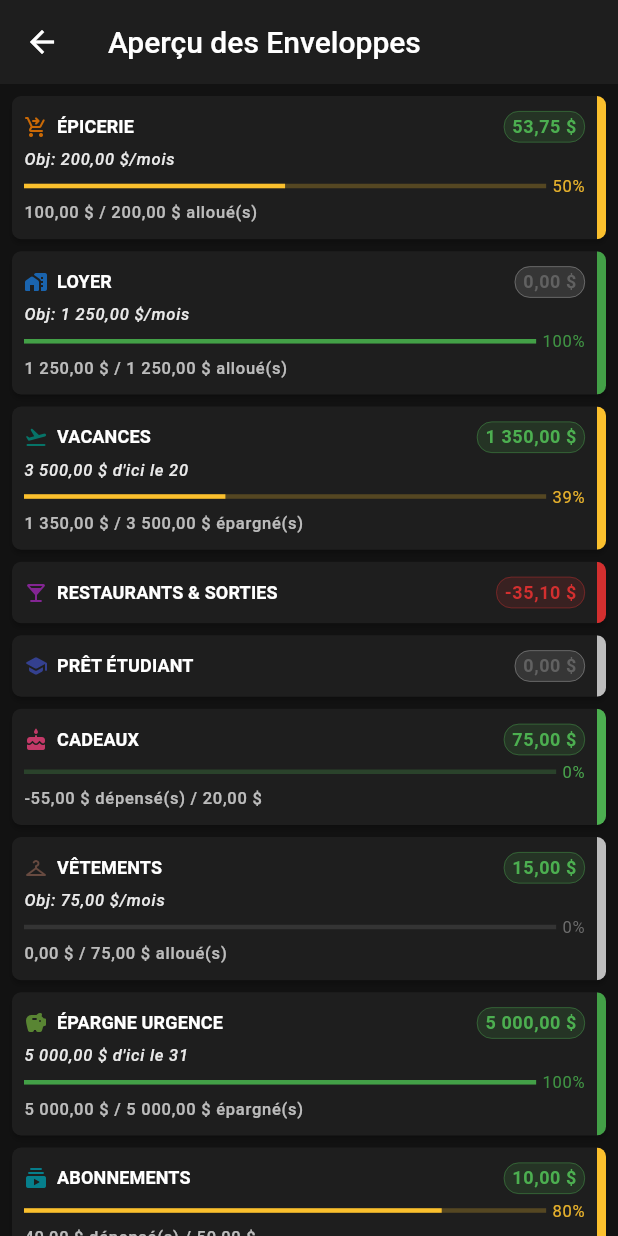
After one commit to XBurnsX/ToutieBudgetFlutter, a Flutter app: the TestEnveloppeScreen screen opened directly, on a phone screen of 412 x 824 dp. The commit adds this screen. Run offline on Flutter 3.47's test engine with Material 3 defaults, Android fonts, the phone set to English and light mode, and no system bars; our stand-ins replace cloud_firestore, firebase_auth, firebase_core, flutter_colorpicker; accounts and stored records are empty; network calls fail.

Commit message:
Base du budget

```diff
--- /dev/null
+++ b/lib/pages/gestion_categories_enveloppes_screen.dart
@@ -0,0 +1,23 @@
+// lib/screens/gestion_categories_enveloppes_screen.dart
+import 'package:flutter/material.dart';
+
+class GestionCategoriesEnveloppesScreen extends StatelessWidget {
+  const GestionCategoriesEnveloppesScreen({Key? key}) : super(key: key);
+
+  static const String routeName = '/gestion-categories-enveloppes'; // Optionnel, pour les routes nommées
+
+  @override
+  Widget build(BuildContext context) {
+    return Scaffold(
+      appBar: AppBar(
+        title: const Text('Gérer Catégories/Enveloppes'),
+      ),
+      body: const Center(
+        child: Text(
+          'Page de Gestion des Catégories et Enveloppes - À construire !',
+          textAlign: TextAlign.center,
+        ),
+      ),
+    );
+  }
+}
--- /dev/null
+++ b/lib/pages/test_enveloppe_screen.dart
@@ -0,0 +1,128 @@
+// lib/screens/test_enveloppe_screen.dart
+
+import 'package:flutter/material.dart';
+
+import '../widgets/EnveloppeCard.dart';
+
+class TestEnveloppeScreen extends StatelessWidget {
+  const TestEnveloppeScreen({Key? key}) : super(key: key);
+
+  @override
+  Widget build(BuildContext context) {
+    // Liste de données de test pour les enveloppes
+    final List<EnveloppeTestData> enveloppesDeTest = [
+      EnveloppeTestData(
+        nom: 'Épicerie',
+        icone: Icons.shopping_cart_checkout_rounded,
+        soldeActuel: 53.75,
+        montantAlloue: 100.00,
+        typeObjectif: TypeObjectif.mensuel,
+        montantCible: 200.00,
+        couleurTheme: Colors.orange.shade700,
+        couleurSoldeCompte: Colors.green.shade500,
+      ),
+      EnveloppeTestData(
+        nom: 'Loyer',
+        icone: Icons.home_work_rounded,
+        soldeActuel: 0,
+        // Solde à 0 après paiement, mais objectif mensuel atteint
+        montantAlloue: 1250.00,
+        typeObjectif: TypeObjectif.mensuel,
+        montantCible: 1250.00,
+        couleurTheme: Colors.blue.shade700,
+        couleurSoldeCompte: Colors.grey.shade500, // Sera gris car solde = 0
+      ),
+      EnveloppeTestData(
+        nom: 'Vacances',
+        icone: Icons.flight_takeoff_rounded,
+        soldeActuel: 1350.00,
+        montantAlloue: 150.00,
+        // Montant ajouté ce cycle, pour info
+        typeObjectif: TypeObjectif.dateFixe,
+        montantCible: 3500.00,
+        dateCible: DateTime(2025, 7, 20),
+        couleurTheme: Colors.teal.shade600,
+        couleurSoldeCompte: Colors.green.shade500,
+      ),
+      EnveloppeTestData(
+        nom: 'Restaurants & Sorties',
+        icone: Icons.local_bar_rounded,
+        soldeActuel: -35.10,
+        montantAlloue: 150.00,
+        // Alloué au départ
+        typeObjectif: TypeObjectif.mensuel,
+        // Avait un objectif mensuel
+        montantCible: 150.00,
+        couleurTheme: Colors.purple.shade500,
+        couleurSoldeCompte: Colors.red.shade700, // Sera rouge car solde < 0
+      ),
+      EnveloppeTestData(
+        nom: 'Prêt Étudiant',
+        icone: Icons.school_rounded,
+        soldeActuel: 0.00,
+        montantAlloue: 0.00,
+        typeObjectif: TypeObjectif.aucun,
+        couleurTheme: Colors.indigo.shade600,
+        couleurSoldeCompte: Colors.grey.shade500, // Sera gris car solde = 0
+      ),
+      EnveloppeTestData(
+        nom: 'Cadeaux',
+        icone: Icons.cake_rounded,
+        soldeActuel: 75.00,
+        montantAlloue: 20.00,
+        // Montant alloué/ajouté ce cycle
+        typeObjectif: TypeObjectif.aucun,
+        couleurTheme: Colors.pink.shade400,
+        couleurSoldeCompte: Colors.green.shade500,
+      ),
+      EnveloppeTestData(
+        nom: 'Vêtements',
+        icone: Icons.checkroom_rounded,
+        soldeActuel: 15.00,
+        // Un peu de report du mois précédent
+        montantAlloue: 0.00,
+        // Rien alloué ce mois-ci
+        typeObjectif: TypeObjectif.mensuel,
+        montantCible: 75.00,
+        couleurTheme: Colors.brown.shade500,
+        couleurSoldeCompte: Colors.green.shade500,
+      ),
+      EnveloppeTestData(
+        nom: 'Épargne Urgence',
+        icone: Icons.savings_rounded,
+        soldeActuel: 5000.00,
+        montantAlloue: 0.00,
+        // Plus besoin d'allouer
+        typeObjectif: TypeObjectif.dateFixe,
+        montantCible: 5000.00,
+        dateCible: DateTime(2024, 12, 31),
+        couleurTheme: Colors.lightGreen.shade700,
+        couleurSoldeCompte: Colors.green.shade500,
+      ),
+      EnveloppeTestData(
+        nom: 'Abonnements',
+        icone: Icons.subscriptions_rounded,
+        soldeActuel: 10.00,
+        // Reste 10$ sur ce qui était alloué
+        montantAlloue: 50.00,
+        // 50$ étaient alloués pour cette catégorie
+        typeObjectif: TypeObjectif.aucun,
+        couleurTheme: Colors.cyan.shade700,
+        couleurSoldeCompte: Colors.green.shade500,
+      ),
+    ];
+
+    return Scaffold(
+      appBar: AppBar(
+        title: const Text('Aperçu des Enveloppes'),
+      ),
+      body: ListView.builder(
+        padding: const EdgeInsets.only(top: 4.0, bottom: 4.0),
+        itemCount: enveloppesDeTest.length,
+        itemBuilder: (context, index) {
+          return EnveloppeCard(enveloppe: enveloppesDeTest[index]);
+        },
+      ),
+    );
+  }
+}
--- /dev/null
+++ b/lib/widgets/EnveloppeCard.dart
@@ -0,0 +1,305 @@
+// lib/widgets/enveloppe_card.dart
+
+import 'package:flutter/material.dart';
+import 'package:intl/intl.dart';
+
+// Enum et Classe EnveloppeTestData (inchangés)
+enum TypeObjectif { mensuel, dateFixe, aucun }
+
+class EnveloppeTestData {
+  final String nom;
+  final IconData? icone;
+  final double soldeActuel;
+  final double montantAlloue;
+  final TypeObjectif typeObjectif;
+  final double? montantCible;
+  final DateTime? dateCible;
+  final Color couleurTheme;
+  final Color couleurSoldeCompte;
+
+  EnveloppeTestData({
+    required this.nom, this.icone, required this.soldeActuel, required this.montantAlloue,
+    this.typeObjectif = TypeObjectif.aucun, this.montantCible, this.dateCible,
+    this.couleurTheme = Colors.blue,
+    required this.couleurSoldeCompte,
+  });
+}
+
+class EnveloppeCard extends StatelessWidget {
+  final EnveloppeTestData enveloppe;
+
+  const EnveloppeCard({Key? key, required this.enveloppe}) : super(key: key);
+
+  @override
+  Widget build(BuildContext context) {
+    final theme = Theme.of(context);
+    final currencyFormatter = NumberFormat.currency(
+        locale: 'fr_CA', symbol: '\$');
+
+    Color couleurFondBulleSolde;
+    Color couleurTexteBulleSolde;
+
+    if (enveloppe.soldeActuel < 0) {
+      couleurFondBulleSolde = Colors.red.shade700;
+      couleurTexteBulleSolde = Colors.red.shade700;
+    } else if (enveloppe.soldeActuel == 0) {
+      couleurFondBulleSolde = Colors.grey.shade400;
+      couleurTexteBulleSolde = Colors.grey.shade700;
+    } else {
+      couleurFondBulleSolde = enveloppe.couleurSoldeCompte;
+      couleurTexteBulleSolde = enveloppe.couleurSoldeCompte;
+    }
+
+    Color couleurBarreLaterale;
+    if (enveloppe.soldeActuel < 0) {
+      couleurBarreLaterale = Colors.red.shade700;
+    } else if (enveloppe.typeObjectif != TypeObjectif.aucun &&
+        enveloppe.montantCible != null &&
+        enveloppe.montantCible! > 0) {
+      bool estObjectifMensuelAtteint = enveloppe.typeObjectif ==
+          TypeObjectif.mensuel &&
+          enveloppe.montantAlloue >= enveloppe.montantCible!;
+      bool estObjectifDateFixeAtteint = enveloppe.typeObjectif ==
+          TypeObjectif.dateFixe &&
+          enveloppe.soldeActuel >= enveloppe.montantCible!;
+      if (estObjectifMensuelAtteint || estObjectifDateFixeAtteint) {
+        couleurBarreLaterale = Colors.green.shade600;
+      } else if ((enveloppe.typeObjectif == TypeObjectif.mensuel &&
+          enveloppe.montantAlloue > 0) ||
+          (enveloppe.typeObjectif == TypeObjectif.dateFixe &&
+              enveloppe.soldeActuel > 0) ||
+          (enveloppe.montantAlloue > 0)) {
+        couleurBarreLaterale = Colors.yellow.shade700;
+      } else {
+        couleurBarreLaterale = Colors.grey.shade400;
+      }
+    } else { // TypeObjectif.aucun
+      if (enveloppe.montantAlloue > 0 && enveloppe.soldeActuel >= 0) {
+        if (enveloppe.soldeActuel < enveloppe.montantAlloue &&
+            enveloppe.soldeActuel > 0) {
+          couleurBarreLaterale = Colors.yellow.shade700;
+        } else if (enveloppe.soldeActuel == enveloppe.montantAlloue) {
+          couleurBarreLaterale = Colors.green.shade500;
+        } else if (enveloppe.soldeActuel == 0 && enveloppe.montantAlloue > 0) {
+          couleurBarreLaterale = Colors.yellow.shade700;
+        } else if (enveloppe.soldeActuel > 0) {
+          couleurBarreLaterale = Colors.green.shade500;
+        }
+        else {
+          couleurBarreLaterale = Colors.grey.shade400;
+        }
+      } else if (enveloppe.soldeActuel > 0) {
+        couleurBarreLaterale = Colors.green.shade500;
+      }
+      else {
+        couleurBarreLaterale = Colors.grey.shade400;
+      }
+    }
+
+    double progressionValue = 0;
+    String messageObjectifText = '';
+    String messageSousBarreText = '';
+    bool afficherBarreProgressionPrincipale = false;
+
+    if (enveloppe.soldeActuel >= 0) {
+      if (enveloppe.typeObjectif == TypeObjectif.mensuel &&
+          enveloppe.montantCible != null &&
+          enveloppe.montantCible! > 0) {
+        if (enveloppe.dateCible != null) {
+          messageObjectifText = '${currencyFormatter.format(
+              enveloppe.montantCible)} d\'ici le ${DateFormat('d', 'fr_CA')
+              .format(enveloppe.dateCible!)}';
+        } else {
+          messageObjectifText =
+          'Obj: ${currencyFormatter.format(enveloppe.montantCible)}/mois';
+        }
+        progressionValue =
+            (enveloppe.montantAlloue / enveloppe.montantCible!).clamp(0.0, 1.0);
+        messageSousBarreText = '${currencyFormatter.format(
+            enveloppe.montantAlloue)} / ${currencyFormatter.format(
+            enveloppe.montantCible)} alloué(s)';
+        afficherBarreProgressionPrincipale = true;
+      } else if (enveloppe.typeObjectif == TypeObjectif.dateFixe &&
+          enveloppe.montantCible != null &&
+          enveloppe.montantCible! > 0) {
+        if (enveloppe.dateCible != null) {
+          messageObjectifText = '${currencyFormatter.format(
+              enveloppe.montantCible)} d\'ici le ${DateFormat('d', 'fr_CA')
+              .format(enveloppe.dateCible!)}';
+        } else {
+          messageObjectifText =
+          'Obj: ${currencyFormatter.format(enveloppe.montantCible)}';
+        }
+        progressionValue =
+            (enveloppe.soldeActuel / enveloppe.montantCible!).clamp(0.0, 1.0);
+        messageSousBarreText = '${currencyFormatter.format(
+            enveloppe.soldeActuel)} / ${currencyFormatter.format(
+            enveloppe.montantCible)} épargné(s)';
+        afficherBarreProgressionPrincipale = true;
+      } else if (enveloppe.typeObjectif == TypeObjectif.aucun &&
+          enveloppe.montantAlloue > 0 && enveloppe.soldeActuel >= 0) {
+        progressionValue = ((enveloppe.montantAlloue - enveloppe.soldeActuel) /
+            enveloppe.montantAlloue).clamp(0.0, 1.0);
+        messageSousBarreText = '${currencyFormatter.format(
+            enveloppe.montantAlloue -
+                enveloppe.soldeActuel)} dépensé(s) / ${currencyFormatter.format(
+            enveloppe.montantAlloue)}';
+        afficherBarreProgressionPrincipale = enveloppe.montantAlloue > 0;
+      }
+    }
+    if (messageSousBarreText.isEmpty && enveloppe.soldeActuel != 0 &&
+        enveloppe.typeObjectif == TypeObjectif.aucun) {
+      messageSousBarreText =
+      'Report: ${currencyFormatter.format(enveloppe.soldeActuel)}';
+    }
+
+    Color couleurProgression = couleurBarreLaterale;
+    if (couleurBarreLaterale == Colors.grey.shade400) {
+      couleurProgression = Colors.grey.shade600;
+    }
+
+    // AJUSTER les paddings verticaux pour compacter
+    const double paddingVerticalInterneCompact = 1.0; // Réduire de 2.0 à 1.0 ou 1.5
+    const double paddingVerticalSousBarreCompact = 0.5; // Réduire de 1.0 à 0.5 ou garder 1.0
+
+    return Card(
+      margin: const EdgeInsets.symmetric(horizontal: 8.0, vertical: 4.0),
+      elevation: 1.5,
+      clipBehavior: Clip.antiAlias,
+      shape: RoundedRectangleBorder(borderRadius: BorderRadius.circular(6.0)),
+      child: IntrinsicHeight(
+        child: Row(
+          children: [
+            Expanded(
+              child: InkWell(
+                onTap: () {
+                  print('Carte ${enveloppe.nom} cliquée');
+                },
+                child: Padding(
+                  padding: const EdgeInsets.symmetric(
+                      horizontal: 8.0, vertical: 10.0),
+                  // Garder le padding global
+                  child: Column(
+                    crossAxisAlignment: CrossAxisAlignment.start,
+                    mainAxisSize: MainAxisSize.min,
+                    mainAxisAlignment: MainAxisAlignment.center,
+                    children: [
+                      Row( // Titre et solde
+                        crossAxisAlignment: CrossAxisAlignment.center,
+                        children: [
+                          if (enveloppe.icone != null)
+                            Padding(
+                              padding: const EdgeInsets.only(right: 6.0),
+                              child: Icon(enveloppe.icone,
+                                  color: enveloppe.couleurTheme.withOpacity(
+                                      0.8), size: 16),
+                            ),
+                          Expanded(
+                            child: Text(
+                              enveloppe.nom.toUpperCase(),
+                              style: theme.textTheme.bodySmall?.copyWith(
+                                fontWeight: FontWeight.w600,
+                                letterSpacing: 0.1,
+                                color: theme.colorScheme.onSurface,
+                              ),
+                              maxLines: 1, overflow: TextOverflow.ellipsis,
+                            ),
+                          ),
+                          const SizedBox(width: 4),
+                          Container(
+                            padding: const EdgeInsets.symmetric(
+                                horizontal: 5.0, vertical: 2.0),
+                            decoration: BoxDecoration(
+                                color: couleurFondBulleSolde.withOpacity(0.15),
+                                borderRadius: BorderRadius.circular(10.0),
+                                border: Border.all(
+                                    color: couleurFondBulleSolde.withOpacity(
+                                        0.5), width: 0.5)),
+                            child: Text(
+                              currencyFormatter.format(enveloppe.soldeActuel),
+                              style: theme.textTheme.bodySmall?.copyWith(
+                                  fontWeight: FontWeight.w600,
+                                  color: couleurTexteBulleSolde),
+                            ),
+                          ),
+                        ],
+                      ),
+
+                      // Espacement après le titre/solde, avant les détails de l'objectif (si présents)
+                      // On peut légèrement le réduire aussi si messageObjectifText est présent
+                      if (messageObjectifText.isNotEmpty ||
+                          afficherBarreProgressionPrincipale)
+                        const SizedBox(height: 2.0),
+                      // était implicite ou via padding top du premier élément
+
+                      if (messageObjectifText.isNotEmpty)
+                        Padding(
+                          // MODIFIÉ: padding vertical réduit
+                          padding: const EdgeInsets.only(
+                              top: paddingVerticalInterneCompact,
+                              bottom: paddingVerticalInterneCompact),
+                          child: Text(
+                            messageObjectifText,
+                            style: theme.textTheme.labelSmall?.copyWith(
+                                color: theme.colorScheme.onSurfaceVariant
+                                    .withOpacity(0.9),
+                                fontStyle: FontStyle.italic),
+                            maxLines: 1, overflow: TextOverflow.ellipsis,
+                          ),
+                        ),
+                      if (afficherBarreProgressionPrincipale)
+                        Padding(
+                          // MODIFIÉ: padding vertical réduit
+                          padding: const EdgeInsets.only(
+                              top: paddingVerticalInterneCompact,
+                              bottom: paddingVerticalInterneCompact),
+                          child: Row(children: [
+                            Expanded(
+                              child: LinearProgressIndicator(
+                                value: progressionValue,
+                                backgroundColor: couleurProgression.withOpacity(
+                                    0.25),
+                                valueColor: AlwaysStoppedAnimation<Color>(
+                                    couleurProgression),
+                                minHeight: 3,
+                              ),
+                            ),
+                            const SizedBox(width: 4),
+                            Text(
+                              '${(progressionValue * 100).toStringAsFixed(0)}%',
+                              style: theme.textTheme.labelSmall?.copyWith(
+                                  color: couleurProgression.withOpacity(0.9),
+                                  fontWeight: FontWeight.normal),
+                            ),
+                          ]),
+                        ),
+                      if (messageSousBarreText.isNotEmpty)
+                        Padding(
+                          // MODIFIÉ: padding top réduit
+                          padding: const EdgeInsets.only(
+                              top: paddingVerticalSousBarreCompact),
+                          child: Text(
+                            messageSousBarreText,
+                            style: theme.textTheme.labelSmall?.copyWith(
+                                color: theme.colorScheme.onSurfaceVariant
+                                    .withOpacity(0.7)),
+                            maxLines: 1, overflow: TextOverflow.ellipsis,
+                          ),
+                        ),
+                    ],
+                  ),
+                ),
+              ),
+            ),
+            Container(
+              width: 6.0,
+              decoration: BoxDecoration(
+                color: couleurBarreLaterale,
+              ),
+            ),
+          ],
+        ),
+      ),
+    );
+  }
+}
--- a/lib/widgets/budget_categories_list.dart
+++ b/lib/widgets/budget_categories_list.dart
@@ -1,6 +1,7 @@
 import 'package:flutter/material.dart';
 import 'package:toutie_budget/models/categorie_budget_model.dart';
 import 'package:toutie_budget/models/compte_model.dart';
+import '../pages/test_enveloppe_screen.dart';
 // import 'package:intl/intl.dart'; // Décommentez si vous utilisez currencyFormatter
 
 class BudgetCategoriesList extends StatefulWidget {
@@ -83,11 +84,19 @@ class _BudgetCategoriesListState extends State<BudgetCategoriesList> {
       return _buildEmptyState(
         theme: theme,
         icon: Icons.add_box_outlined,
-        // Icône différente pour suggérer l'ajout
         title: 'Aucune catégorie budgétaire',
         subtitle: 'Ajoutez des catégories pour commencer à répartir vos fonds.',
-        buttonLabel: 'Ajouter une catégorie',
-        onButtonPressed: widget.onCreerCategorieDemandee,
+        buttonLabel: 'VOIR VISUEL ENVELOPPES', // Optionnel: changez le label
+        onButtonPressed: () {
+          // ------ MODIFICATION ICI ------
+          Navigator.push(
+            context,
+            // Pointe maintenant vers TestEnveloppeVisuelScreen
+            // qui se trouve dans votre fichier test_enveloppe_screen.dart
+            MaterialPageRoute(builder: (context) => const TestEnveloppeScreen()),
+          );
+        },
+        // onButtonPressed: widget.onCreerCategorieDemandee, // Ancienne action
       );
     }
 
```
